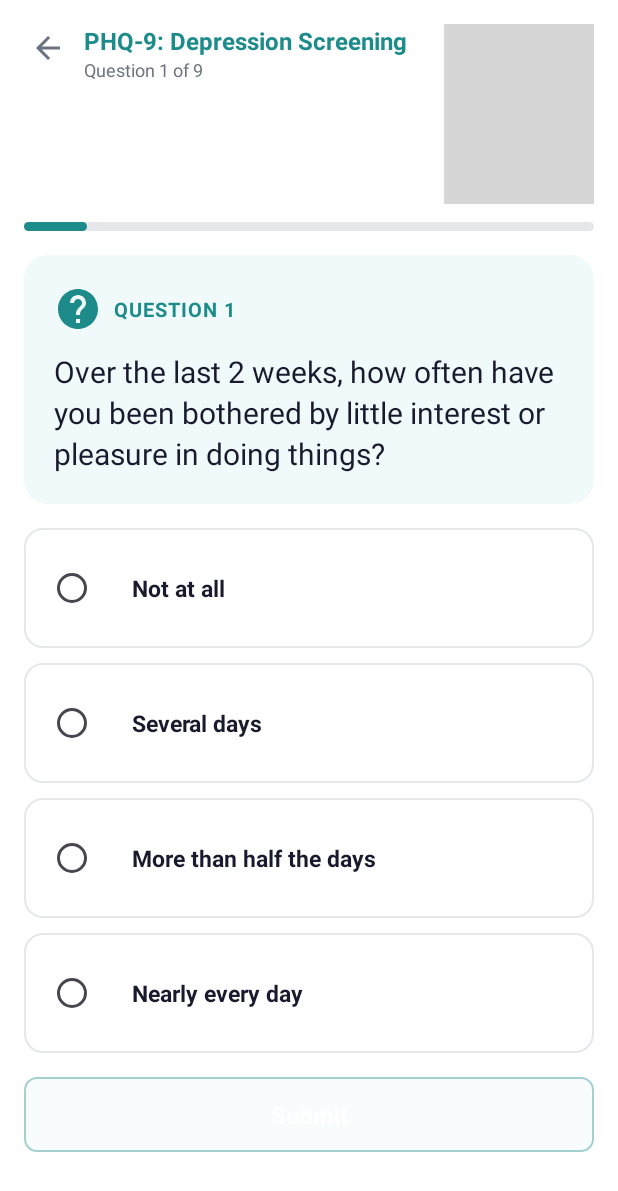
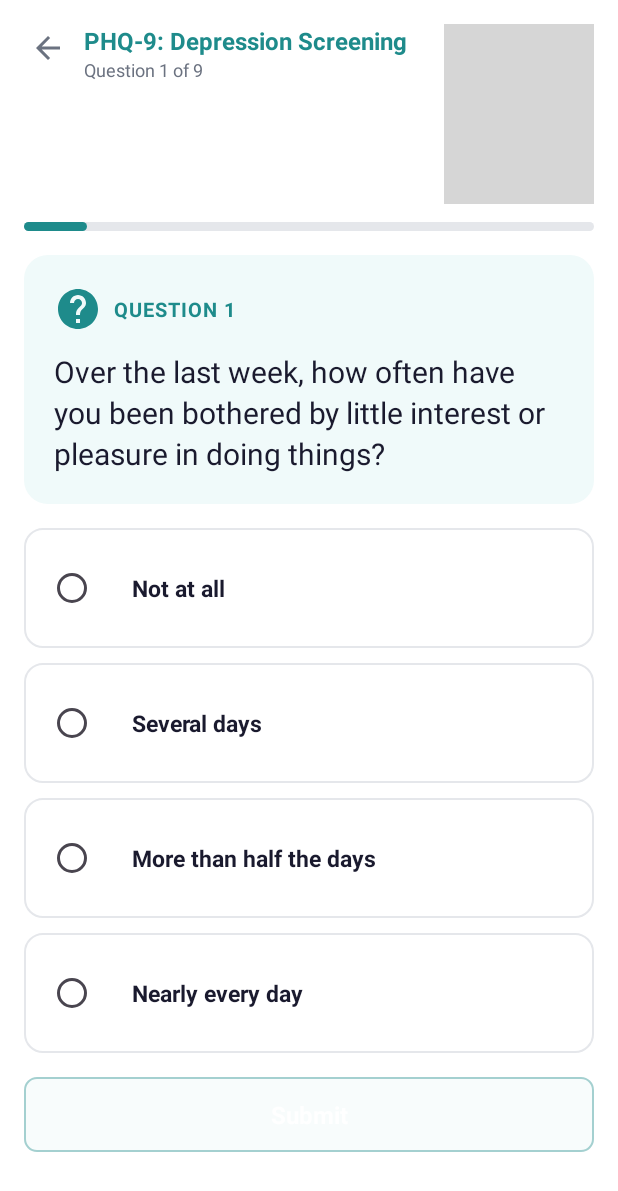
Before and after one commit to vishnu-kalaparty/hoohacks, an Android app: the ScreeningActivity screen opened directly, with no data from a screen before it, on a phone screen of 412 x 824 dp. Shown: the top 1191 px of the screen. Run offline under Robolectric (Android 15) with nearby library versions, the light colour scheme and no system bars; libraries missing offline, so code that uses them is left out: androidx.camera.view, com.presagetech.smartspectra; plain views replace PreviewView; 5 statements that could not run were skipped; grey boxes are pictures that could not be loaded.

Commit message:
screeningQuestion fix with opal

```diff
--- a/android_app/app/src/main/java/com/example/cadence/ScreeningActivity.kt
+++ b/android_app/app/src/main/java/com/example/cadence/ScreeningActivity.kt
@@ -12,15 +12,14 @@ import android.widget.RadioButton
 import android.widget.TextView
 import android.widget.Toast
 import androidx.activity.enableEdgeToEdge
+import androidx.activity.result.ActivityResultLauncher
+import androidx.activity.result.contract.ActivityResultContracts
 import androidx.appcompat.app.AppCompatActivity
-import androidx.camera.core.CameraSelector
-import androidx.camera.core.Preview
-import androidx.camera.lifecycle.ProcessCameraProvider
-import androidx.camera.view.PreviewView
 import androidx.core.app.ActivityCompat
 import androidx.core.content.ContextCompat
 import androidx.core.view.ViewCompat
 import androidx.core.view.WindowInsetsCompat
+import com.presagetech.smartspectra.SmartSpectraSdk
 
 class ScreeningActivity : AppCompatActivity() {
 
@@ -30,27 +29,35 @@ class ScreeningActivity : AppCompatActivity() {
     private lateinit var questions: Array<String>
     private lateinit var screeningTitle: String
 
+    // Presage vitals storage per question
+    private lateinit var heartRates: DoubleArray
+    private lateinit var respRates: DoubleArray
+    private var latestHeartRate: Double = 0.0
+    private var latestRespRate: Double = 0.0
+    private var presageInitialized = false
+    private lateinit var presageLauncher: ActivityResultLauncher<Intent>
+
     companion object {
         private val PHQ9_QUESTIONS = arrayOf(
-            "Over the last 2 weeks, how often have you been bothered by little interest or pleasure in doing things?",
-            "Over the last 2 weeks, how often have you been bothered by feeling down, depressed, or hopeless?",
-            "Over the last 2 weeks, how often have you been bothered by trouble falling or staying asleep, or sleeping too much?",
-            "Over the last 2 weeks, how often have you been bothered by feeling tired or having little energy?",
-            "Over the last 2 weeks, how often have you been bothered by poor appetite or overeating?",
-            "Over the last 2 weeks, how often have you been bothered by feeling bad about yourself — or that you are a failure or have let yourself or your family down?",
-            "Over the last 2 weeks, how often have you been bothered by trouble concentrating on things, such as reading the newspaper or watching television?",
-            "Over the last 2 weeks, how often have you been bothered by moving or speaking so slowly that other people could have noticed? Or the opposite — being so fidgety or restless that you have been moving around a lot more than usual?",
-            "Over the last 2 weeks, how often have you been bothered by thoughts that you would be better off dead, or of hurting yourself in some way?"
+            "Over the last week, how often have you been bothered by little interest or pleasure in doing things?",
+            "Over the last week, how often have you been bothered by feeling down, depressed, or hopeless?",
+            "Over the last week, how often have you been bothered by trouble falling or staying asleep, or sleeping too much?",
+            "Over the last week, how often have you been bothered by feeling tired or having little energy?",
+            "Over the last week, how often have you been bothered by poor appetite or overeating?",
+            "Over the last week, how often have you been bothered by feeling bad about yourself — or that you are a failure or have let yourself or your family down?",
+            "Over the last week, how often have you been bothered by trouble concentrating on things, such as reading the newspaper or watching television?",
+            "Over the last week, how often have you been bothered by moving or speaking so slowly that other people could have noticed? Or the opposite — being so fidgety or restless that you have been moving around a lot more than usual?",
+            "Over the last week, how often have you been bothered by thoughts that you would be better off dead, or of hurting yourself in some way?"
         )
 
         private val GAD7_QUESTIONS = arrayOf(
-            "Over the last 2 weeks, how often have you been bothered by feeling nervous, anxious, or on edge?",
-            "Over the last 2 weeks, how often have you been bothered by not being able to stop or control worrying?",
-            "Over the last 2 weeks, how often have you been bothered by worrying too much about different things?",
-            "Over the last 2 weeks, how often have you been bothered by trouble relaxing?",
-            "Over the last 2 weeks, how often have you been bothered by being so restless that it is hard to sit still?",
-            "Over the last 2 weeks, how often have you been bothered by becoming easily annoyed or irritable?",
-            "Over the last 2 weeks, how often have you been bothered by feeling afraid, as if something awful might happen?"
+            "Over the last week, how often have you been bothered by feeling nervous, anxious, or on edge?",
+            "Over the last week, how often have you been bothered by not being able to stop or control worrying?",
+            "Over the last week, how often have you been bothered by worrying too much about different things?",
+            "Over the last week, how often have you been bothered by trouble relaxing?",
+            "Over the last week, how often have you been bothered by being so restless that it is hard to sit still?",
+            "Over the last week, how often have you been bothered by becoming easily annoyed or irritable?",
+            "Over the last week, how often have you been bothered by feeling afraid, as if something awful might happen?"
         )
     }
 
@@ -73,6 +80,27 @@ class ScreeningActivity : AppCompatActivity() {
             insets
         }
 
+        // Register Presage activity result launcher
+        presageLauncher = registerForActivityResult(
+            ActivityResultContracts.StartActivityForResult()
+        ) { _ ->
+            // Recording finished — store the latest vitals for the current question
+            heartRates[currentQuestion] = latestHeartRate
+            respRates[currentQuestion] = latestRespRate
+            Log.d("ScreeningActivity", "Q${currentQuestion + 1} vitals — HR: $latestHeartRate, RR: $latestRespRate")
+
+            // Now advance to next question or finish
+            if (currentQuestion < totalQuestions - 1) {
+                currentQuestion++
+                displayQuestion()
+            } else {
+                finishScreening()
+            }
+        }
+
+        // Initialize Presage SDK
+        initPresageSdk()
+
         // Load correct question set based on intent extra
         val screeningType = intent.getStringExtra(SelectScreeningActivity.EXTRA_SCREENING_TYPE)
             ?: SelectScreeningActivity.TYPE_PHQ9
@@ -86,6 +114,8 @@ class ScreeningActivity : AppCompatActivity() {
         }
         totalQuestions = questions.size
         scores = IntArray(totalQuestions)
+        heartRates = DoubleArray(totalQuestions)
+        respRates = DoubleArray(totalQuestions)
 
         tvQuestionCounter = findViewById(R.id.tvQuestionCounter)
         tvQuestionLabel = findViewById(R.id.tvQuestionLabel)
@@ -119,18 +149,11 @@ class ScreeningActivity : AppCompatActivity() {
             answerCards[i].setOnClickListener { selectAnswer(i) }
         }
 
-        // Submit button
+        // Submit button — launches Presage recording, then advances on return
         btnSubmit.setOnClickListener { submitAnswer() }
 
         // Display initial question
         displayQuestion()
-
-        // Start camera preview - TEMPORARILY DISABLED FOR DEBUGGING
-        // if (checkCameraPermission()) {
-        //     startCamera()
-        // } else {
-        //     requestCameraPermission()
-        // }
     }
 
     private fun displayQuestion() {
@@ -181,6 +204,19 @@ class ScreeningActivity : AppCompatActivity() {
     private fun submitAnswer() {
         if (selectedAnswer < 0) return
 
+        // Launch Presage camera to record vitals for this question
+        if (presageInitialized && checkCameraPermission()) {
+            launchPresageRecording()
+        } else if (!checkCameraPermission()) {
+            requestCameraPermission()
+        } else {
+            // SDK not initialized — skip vitals and advance
+            Log.w("ScreeningActivity", "Presage not initialized, advancing without vitals")
+            advanceQuestion()
+        }
+    }
+
+    private fun advanceQuestion() {
         if (currentQuestion < totalQuestions - 1) {
             currentQuestion++
             displayQuestion()
@@ -189,31 +225,62 @@ class ScreeningActivity : AppCompatActivity() {
         }
     }
 
+    private fun initPresageSdk() {
+        try {
+            SmartSpectraSdk.initialize(this.applicationContext)
+            val sdk = SmartSpectraSdk.getInstance()
+            sdk.setApiKey("ExO2F77fHN9MPSCXnmTt67TcPrKi0tc5aqSJK63Z")
+            sdk.setMeasurementDuration(30.0)
+
+            sdk.setEdgeMetricsObserver { metrics ->
+                runOnUiThread {
+                    Log.d("ScreeningActivity", "Presage Metrics: $metrics")
+                    val metricsStr = metrics.toString()
+                    latestHeartRate = extractDoubleValue(metricsStr, "pulseRate")
+                    latestRespRate = extractDoubleValue(metricsStr, "breathingRate")
+                }
+            }
+            presageInitialized = true
+            Log.d("ScreeningActivity", "Presage SDK initialized successfully")
+        } catch (e: Exception) {
+            Log.e("ScreeningActivity", "Presage SDK init failed", e)
+            presageInitialized = false
+        }
+    }
+
+    private fun launchPresageRecording() {
+        try {
+            val intent = Intent()
+            intent.setClassName(this, "com.presagetech.smartspectra.ui.SmartSpectraActivity")
+            presageLauncher.launch(intent)
+        } catch (e: Exception) {
+            Log.e("ScreeningActivity", "Presage launch failed", e)
+            Toast.makeText(this, "Recording failed: ${e.message}", Toast.LENGTH_SHORT).show()
+            advanceQuestion()
+        }
+    }
+
+    private fun extractDoubleValue(data: String, key: String): Double {
+        return try {
+            val start = data.indexOf(key) + key.length + 1
+            var end = data.indexOf(",", start)
+            if (end == -1) end = data.indexOf(")", start)
+            if (end == -1) end = data.length
+            data.substring(start, end).replace("=", "").trim().toDouble()
+        } catch (e: Exception) {
+            0.0
+        }
+    }
+
     private fun finishScreening() {
-        val intent = Intent(this, BreatheActivity::class.java)
+        val intent = Intent(this, FollowUpQuestionsActivity::class.java)
         intent.putExtra("total_score", scores.sum())
         intent.putExtra("screening_type",
             getIntent().getStringExtra(SelectScreeningActivity.EXTRA_SCREENING_TYPE) ?: SelectScreeningActivity.TYPE_PHQ9)
+        intent.putExtra("heart_rates", heartRates)
+        intent.putExtra("resp_rates", respRates)
         startActivity(intent)
         finish()
-    }
-
-    private fun startCamera() {
-        val cameraProviderFuture = ProcessCameraProvider.getInstance(this)
-        cameraProviderFuture.addListener({
-            try {
-                val cameraProvider = cameraProviderFuture.get()
-                val preview = Preview.Builder().build()
-                val previewView = findViewById<PreviewView>(R.id.cameraPreview)
-                preview.setSurfaceProvider(previewView.surfaceProvider)
-
-                val cameraSelector = CameraSelector.DEFAULT_FRONT_CAMERA
-                cameraProvider.unbindAll()
-                cameraProvider.bindToLifecycle(this, cameraSelector, preview)
-            } catch (e: Exception) {
-                Log.e("ScreeningActivity", "Camera bind failed", e)
-            }
-        }, ContextCompat.getMainExecutor(this))
     }
 
     private fun checkCameraPermission(): Boolean {
@@ -229,9 +296,10 @@ class ScreeningActivity : AppCompatActivity() {
     override fun onRequestPermissionsResult(rc: Int, p: Array<out String>, g: IntArray) {
         super.onRequestPermissionsResult(rc, p, g)
         if (rc == 101 && g.isNotEmpty() && g[0] == PackageManager.PERMISSION_GRANTED) {
-            startCamera()
+            // Permission granted — now launch the Presage recording
+            launchPresageRecording()
         } else {
-            Toast.makeText(this, "Camera permission required for screening", Toast.LENGTH_LONG).show()
+            Toast.makeText(this, "Camera permission required for vitals capture", Toast.LENGTH_LONG).show()
         }
     }
 }
```
